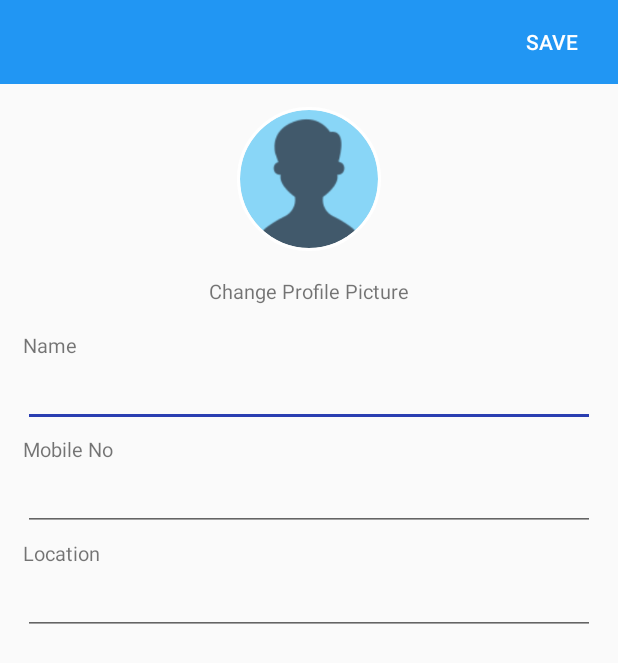
After one commit to viveks77/PocketTest-Client, an Android app: the EditProfile screen opened directly, with no data from a screen before it, on a phone screen of 412 x 824 dp. The commit adds this screen. Shown: the top 663 px of the screen. Run offline under Robolectric (Android 15) with nearby library versions, the phone set to English and light mode, and no system bars; our stand-ins replace CircleImageView, Volley; Roboto replaces fonts that are not available here; 3 statements that could not run were skipped.

Commit message:
Added Edit Profile Activity

```diff
--- a/app/build.gradle
+++ b/app/build.gradle
@@ -6,7 +6,7 @@ android {
 
     defaultConfig {
         applicationId "com.example.pockettest"
-        minSdkVersion 21
+        minSdkVersion 23
         targetSdkVersion 29
         versionCode 1
         versionName "1.0"
--- /dev/null
+++ b/app/src/main/java/com/example/pockettest/Activites/EditProfile.java
@@ -0,0 +1,146 @@
+package com.example.pockettest.Activites;
+
+import androidx.appcompat.app.AppCompatActivity;
+
+import android.content.Intent;
+import android.os.Bundle;
+import android.util.Log;
+import android.view.View;
+import android.widget.Button;
+import android.widget.EditText;
+import android.widget.Toast;
+
+import com.android.volley.AuthFailureError;
+import com.android.volley.NetworkResponse;
+import com.android.volley.Request;
+import com.android.volley.Response;
+import com.android.volley.ServerError;
+import com.android.volley.VolleyError;
+import com.android.volley.toolbox.HttpHeaderParser;
+import com.android.volley.toolbox.StringRequest;
+import com.example.pockettest.DataBase.SharedPrefManager;
+import com.example.pockettest.DataBase.UserDataBaseHandler;
+import com.example.pockettest.Fragments.AccountFragment;
+import com.example.pockettest.Fragments.HomeFragment;
+import com.example.pockettest.Model.User;
+import com.example.pockettest.R;
+import com.example.pockettest.Util.Urls;
+import com.example.pockettest.Util.VolleySingleton;
+import com.google.android.material.snackbar.Snackbar;
+
+import org.json.JSONArray;
+import org.json.JSONException;
+import org.json.JSONObject;
+
+import java.io.UnsupportedEncodingException;
+import java.util.HashMap;
+import java.util.Map;
+
+public class EditProfile extends AppCompatActivity {
+
+    private Button save;
+    private EditText name;
+    private EditText mobile;
+    private EditText loc;
+    UserDataBaseHandler db;
+
+    @Override
+    protected void onCreate(Bundle savedInstanceState) {
+        super.onCreate(savedInstanceState);
+        setContentView(R.layout.activity_edit_profile);
+
+        save = findViewById(R.id.edit_profile_save);
+        name = findViewById(R.id.edit_profile_changeName);
+        mobile = findViewById(R.id.edit_profile_changeMobile);
+        loc = findViewById(R.id.edit_profile_changeLoc);
+        db = new UserDataBaseHandler(this);
+
+        User user = db.getUser();
+        name.setHint(user.getName());
+        mobile.setHint(user.getMobileNo());
+        loc.setHint(user.getLocation());
+
+        save.setOnClickListener(new View.OnClickListener() {
+            @Override
+            public void onClick(View v) {
+                updateUser();
+            }
+        });
+    }
+
+    private void updateUser() {
+        final User user = db.getUser();
+        if(name.getText().toString().length() != 0){
+            user.setName(name.getText().toString());
+        }
+        if(mobile.getText().toString().length() != 0){
+            user.setMobileNo(mobile.getText().toString());
+        }
+        if(loc.getText().toString().length() != 0){
+            user.setLocation(loc.getText().toString());
+        }
+
+        StringRequest stringRequest = new StringRequest(Request.Method.PUT, Urls.BASE_URL + Urls.UPDATE_USER_URL, new Response.Listener<String>() {
+            @Override
+            public void onResponse(String response) {
+                try{
+                    JSONObject obj = new JSONObject(response);
+                    JSONObject userObj = obj.getJSONObject("user");
+
+                    user.setName(userObj.getString("name"));
+                    user.setMobileNo(userObj.getString("mobile_no"));
+                    user.setLocation(userObj.getString("location"));
+                    db.updateUser(user);
+                    finish();
+                    startActivity(new Intent(EditProfile.this, AccountFragment.class));
+                }catch(JSONException e){
+                    e.printStackTrace();
+                }
+            }
+        }, new Response.ErrorListener() {
+            @Override
+            public void onErrorResponse(VolleyError error) {
+                NetworkResponse response = error.networkResponse;
+                if (error instanceof ServerError && response != null) {
+                    try {
+                        String res = new String(response.data,
+                                HttpHeaderParser.parseCharset(response.headers, "utf-8"));
+
+                        JSONObject obj = new JSONObject(res);
+                        Log.d("error ye hai", obj.toString());
+                        //JSONArray errorArray = obj.getJSONArray("mobile_no");
+                        Snackbar.make(getWindow().getDecorView().findViewById(android.R.id.content),"Oops! Something went wrong", Snackbar.LENGTH_SHORT).show();
+
+                    } catch (UnsupportedEncodingException e1) {
+
+                        Snackbar.make(getWindow().getDecorView().findViewById(android.R.id.content),"Oops! Something went wrong", Snackbar.LENGTH_SHORT).show();
+                        e1.printStackTrace();
+                    } catch (JSONException e2) {
+
+                        Log.d("error message", "returned data is not JSONObject?");
+                        Snackbar.make(getWindow().getDecorView().findViewById(android.R.id.content),"Oops! Something went wrong", Snackbar.LENGTH_SHORT).show();
+                        e2.printStackTrace();
+                    }
+                }
+            }
+        }) {
+            @Override
+            protected Map<String, String> getParams() throws AuthFailureError {
+                Map<String, String> params = new HashMap<>();
+                params.put("name", user.getName());
+                params.put("mobile_no", user.getMobileNo());
+                params.put("location", user.getLocation());
+                return params;
+            }
+
+            @Override
+            public Map<String, String> getHeaders() throws AuthFailureError {
+                Map<String , String>  headers = new HashMap<>();
+                headers.put("Authorization", "Bearer " + SharedPrefManager.getInstance(EditProfile.this).getToken());
+                return headers;
+            }
+        };
+        VolleySingleton.getInstance(EditProfile.this).addToRequestQueue(stringRequest);
+    }
+
+}
--- a/app/src/main/java/com/example/pockettest/DataBase/UserDataBaseHandler.java
+++ b/app/src/main/java/com/example/pockettest/DataBase/UserDataBaseHandler.java
@@ -78,6 +78,16 @@ public class UserDataBaseHandler extends SQLiteOpenHelper {
         return null;
     }
 
+    public void updateUser(User user){
+        SQLiteDatabase db = this.getWritableDatabase();
+        ContentValues values = new ContentValues();
+
+        values.put(Constants.NAME, user.getName());
+        values.put(Constants.MOBILE, user.getMobileNo());
+        values.put(Constants.LOC, user.getLocation());
+        db.update(Constants.TABLE_NAME, values, Constants.EMAIL + "=?", new String[]{user.getEmail()});
+    }
+
     public void deleteUser(){
         SQLiteDatabase db = this.getWritableDatabase();
         db.delete(Constants.TABLE_NAME, null, null);
--- a/app/src/main/java/com/example/pockettest/Fragments/AccountFragment.java
+++ b/app/src/main/java/com/example/pockettest/Fragments/AccountFragment.java
@@ -119,6 +119,5 @@ public class AccountFragment extends Fragment implements View.OnClickListener{
         };
         Log.d("error", "Bearer " +SharedPrefManager.getInstance(getActivity()).getToken());
         VolleySingleton.getInstance(getActivity()).addToRequestQueue(stringRequest);
-
     }
 }
--- /dev/null
+++ b/app/src/main/res/drawable/button_shape.xml
@@ -0,0 +1,9 @@
+<?xml version="1.0" encoding="utf-8"?>
+<selector xmlns:android="http://schemas.android.com/apk/res/android">
+    <item>
+        <shape android:shape="rectangle">
+            <solid android:color="@color/transparent" />
+
+        </shape>
+    </item>
+</selector>
--- /dev/null
+++ b/app/src/main/res/layout/activity_edit_profile.xml
@@ -0,0 +1,110 @@
+<?xml version="1.0" encoding="utf-8"?>
+<androidx.constraintlayout.widget.ConstraintLayout xmlns:android="http://schemas.android.com/apk/res/android"
+    xmlns:app="http://schemas.android.com/apk/res-auto"
+    xmlns:tools="http://schemas.android.com/tools"
+    android:layout_width="match_parent"
+    android:layout_height="match_parent"
+    tools:context=".Activites.EditProfile">
+
+    <androidx.appcompat.widget.Toolbar
+        android:id="@+id/toolbar"
+        android:layout_width="match_parent"
+        android:layout_height="wrap_content"
+        android:background="?attr/colorPrimary"
+        android:minHeight="?attr/actionBarSize"
+        android:theme="?attr/actionBarTheme"
+        app:layout_constraintEnd_toEndOf="parent"
+        app:layout_constraintStart_toStartOf="parent"
+        app:layout_constraintTop_toTopOf="parent" >
+        <Button
+            android:id="@+id/edit_profile_save"
+            android:layout_width="wrap_content"
+            android:layout_height="wrap_content"
+            android:background="@color/transparent"
+            android:layout_gravity="end"
+            android:textColor="#FFFFFF"
+            android:text="@string/save"
+            />
+    </androidx.appcompat.widget.Toolbar>
+
+    <RelativeLayout
+        android:layout_width="match_parent"
+        android:layout_height="wrap_content"
+        app:layout_constraintEnd_toEndOf="parent"
+        app:layout_constraintStart_toStartOf="parent"
+        app:layout_constraintTop_toBottomOf="@+id/toolbar">
+
+        <de.hdodenhof.circleimageview.CircleImageView
+            android:id="@+id/edit_profile_imageView"
+            android:layout_centerHorizontal="true"
+            android:layout_marginVertical="15dp"
+            android:layout_width="96dp"
+            android:layout_height="96dp"
+            android:src="@drawable/user"
+            app:civ_border_width="2dp"
+            app:civ_border_color="#FFFF"/>
+
+        <TextView
+            android:id="@+id/edit_profile_changeProfile"
+            android:layout_width="wrap_content"
+            android:layout_height="wrap_content"
+            android:layout_below="@+id/edit_profile_imageView"
+            android:layout_centerHorizontal="true"
+            android:layout_marginTop="2dp"
+            android:layout_marginBottom="17dp"
+            android:text="@string/change_profile_picture"
+            android:textSize="13sp"/>
+
+        <RelativeLayout
+            android:layout_below="@+id/edit_profile_changeProfile"
+            android:background="@color/transparent"
+            android:layout_width="match_parent"
+            android:layout_height="wrap_content"
+            android:layout_marginHorizontal="15dp">
+                <TextView
+                    android:id="@+id/_name"
+                    android:layout_width="wrap_content"
+                    android:layout_height="wrap_content"
+                    android:textSize="13sp"
+                    android:text="@string/name" />
+                <EditText
+                    android:id="@+id/edit_profile_changeName"
+                    android:layout_width="match_parent"
+                    android:layout_height="wrap_content"
+                    android:layout_below="@+id/_name"
+                    android:singleLine="true" />
+            <TextView
+                android:layout_marginTop="5dp"
+                android:id="@+id/_mobile"
+                android:layout_below="@+id/edit_profile_changeName"
+                android:layout_width="wrap_content"
+                android:layout_height="wrap_content"
+                android:textSize="13sp"
+                android:text="@string/mobile" />
+
+            <EditText
+                android:id="@+id/edit_profile_changeMobile"
+                android:layout_width="match_parent"
+                android:layout_height="wrap_content"
+                android:layout_below="@+id/_mobile"
+                android:inputType="number"
+                android:singleLine="true" />
+            <TextView
+                android:layout_marginTop="5dp"
+                android:id="@+id/_loc"
+                android:layout_below="@+id/edit_profile_changeMobile"
+                android:layout_width="wrap_content"
+                android:layout_height="wrap_content"
+                android:textSize="13sp"
+                android:text="@string/loc" />
+            <EditText
+                android:id="@+id/edit_profile_changeLoc"
+                android:layout_width="match_parent"
+                android:layout_height="wrap_content"
+                android:layout_below="@+id/_loc"
+                android:singleLine="true" />
+
+            </RelativeLayout>
+
+    </RelativeLayout>
+</androidx.constraintlayout.widget.ConstraintLayout>
--- a/app/src/main/res/values/strings.xml
+++ b/app/src/main/res/values/strings.xml
@@ -6,4 +6,9 @@
     <string name="account_starred_quiz">Starred Quizes</string>
     <string name="account_quiz_taken">Given Quizes</string>
     <string name="account_logout">Logout</string>
+    <string name="name">Name</string>
+    <string name="mobile">Mobile No</string>
+    <string name="loc">Location</string>
+    <string name="save">Save</string>
+    <string name="change_profile_picture">Change Profile Picture</string>
 </resources>
```
